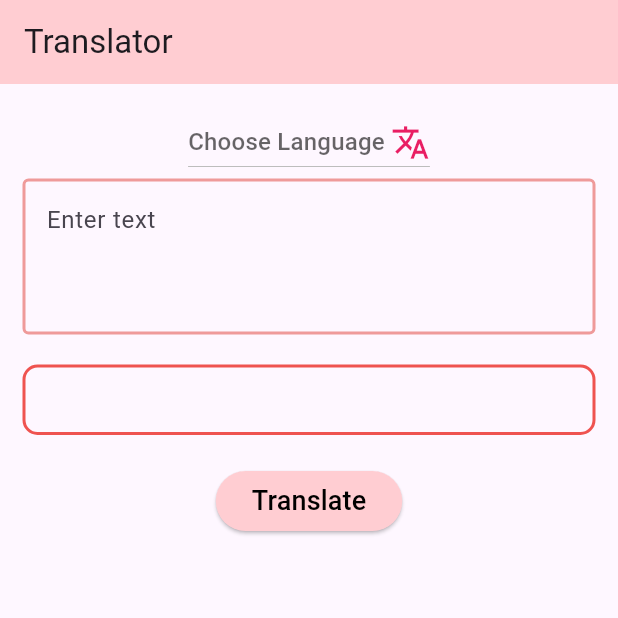
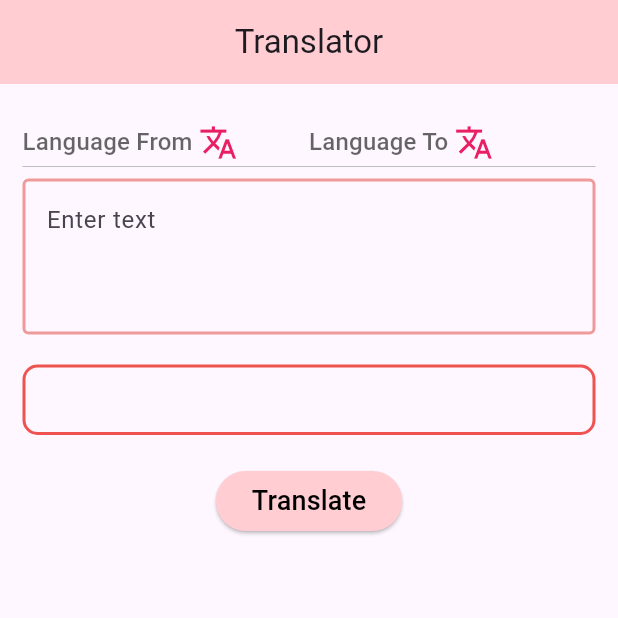
Before and after one commit to Nolamarel/Translator, a Flutter app: the screen it shows after launch, after a tap on "Translate", on a phone screen of 412 x 824 dp, the top half of it. Run offline on Flutter 3.47's test engine with Material 3 defaults, Android fonts, the phone set to English and light mode, and no system bars; our stand-ins replace dio.

Commit message:
fix: decode text and add:langFrom

```diff
--- a/lib/homePage.dart
+++ b/lib/homePage.dart
@@ -11,18 +11,24 @@ class HomePage extends StatefulWidget {
 }
 
 class _HomePageState extends State<HomePage> {
-  String? _selectedValue;
+  late String _selectedValueFrom;
+  late String _selectedValueTo;
   late TextEditingController _controller;
-  String jsonString = '';
-  Map<String, dynamic> requestData = {};
-  String translatedText = '';
+  late String jsonString;
+  late Map<String, dynamic> requestData;
+
+  late String translatedText = '';
+
   List<List<String>> languages = [
+    ['Русский', 'ru'],
     ['English', 'en'],
     ['Deutsch', 'de'],
     ['Spanish', 'es'],
     ['Italian', 'it'],
     ['Slovenian', 'sl'],
     ['Filipino', 'tl'],
+    ['Kazach', 'kk'],
+    ['Turkish', 'tr']
   ];
 
   Future<void> translateAndHandleResponse() async {
@@ -30,16 +36,16 @@ class _HomePageState extends State<HomePage> {
     jsonString = await rootBundle.loadString('lib/assets/body.json');
     requestData = json.decode(jsonString);
     requestData['texts'] = _controller.text;
-    requestData['targetLanguageCode'] = _selectedValue;
+    requestData['targetLanguageCode'] = _selectedValueTo;
+    requestData['sourceLanguageCode'] = _selectedValueFrom;
 
     try {
       final jsonResponse = await translationsDio.translateData(requestData);
 
       print('JSON Response: $jsonResponse');
-      String decodedText =
-          utf8.decode(jsonResponse['translations'][0]['text'].codeUnits);
+
       setState(() {
-        translatedText = decodedText;
+        translatedText = jsonResponse['translations'][0]['text'];
       });
     } catch (e) {
       print(e);
@@ -64,14 +70,18 @@ class _HomePageState extends State<HomePage> {
       appBar: AppBar(
         backgroundColor: Colors.red[100],
         title: const Text('Translator'),
+        centerTitle: true,
       ),
       body: Padding(
         padding: const EdgeInsets.all(15.0),
         child: Column(
           children: [
-            DropdownButton<String>(
+            Row(
+              children: [
+                Expanded(
+                  child: DropdownButton<String>(
                       hint: const Text(
-                  "Choose Language ",
+                        "Language From ",
                         style: TextStyle(fontSize: 16.0),
                       ),
                       icon: const Icon(
@@ -79,7 +89,6 @@ class _HomePageState extends State<HomePage> {
                         color: Colors.pink,
                         size: 26.0,
                       ),
-                //value: _selectedValue,
                       items: languages.map((List<String> lang) {
                         return DropdownMenuItem<String>(
                           value: lang[1],
@@ -88,9 +97,35 @@ class _HomePageState extends State<HomePage> {
                       }).toList(),
                       onChanged: (String? newValue) {
                         setState(() {
-                    _selectedValue = newValue!;
+                          _selectedValueFrom = newValue!;
                         });
                       }),
+                ),
+                Expanded(
+                  child: DropdownButton<String>(
+                      hint: const Text(
+                        "Language To ",
+                        style: TextStyle(fontSize: 16.0),
+                      ),
+                      icon: const Icon(
+                        Icons.translate,
+                        color: Colors.pink,
+                        size: 26.0,
+                      ),
+                      items: languages.map((List<String> lang) {
+                        return DropdownMenuItem<String>(
+                          value: lang[1],
+                          child: Text(lang[0]),
+                        );
+                      }).toList(),
+                      onChanged: (String? newValue) {
+                        setState(() {
+                          _selectedValueTo = newValue!;
+                        });
+                      }),
+                ),
+              ],
+            ),
             const SizedBox(width: 20),
             TextField(
               controller: _controller,
--- a/pubspec.yaml
+++ b/pubspec.yaml
@@ -34,5 +34,5 @@ flutter:
   uses-material-design: true
   assets:
     - lib/assets/body.json
-    - lib/assets/languageslist.json
+    - lib/assets/languagesList.json
     - lib/assets/icons/
```
Lines whose indentation alone changed are shown as unchanged.
